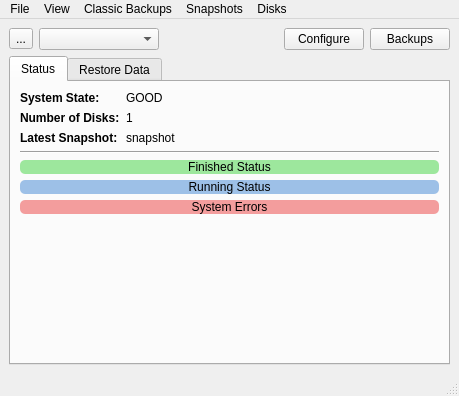
Above: lp-gui/LPMain.ui from pcbsd/pcbsd-projects before the change. Below: the same form after it.
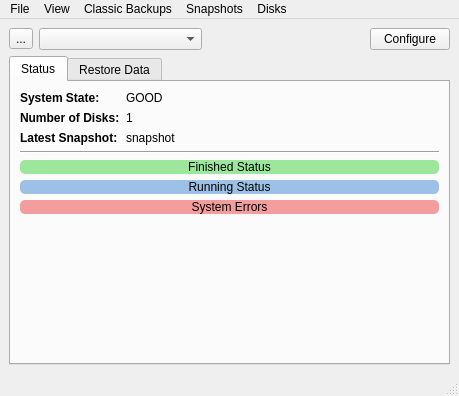
That is the form after the change. Icons and pictures are not drawn.

Commit message: Get the configuration UI plugged into the new main UI. Pretty much everything is done now. Just need to test and make minor improvements as necessary.

What changed in the file:
```diff
--- a/lp-gui/LPMain.ui
+++ b/lp-gui/LPMain.ui
@@ -75,20 +75,6 @@
         </property>
        </widget>
       </item>
-      <item>
-       <widget class="QPushButton" name="push_configBackups">
-        <property name="statusTip">
-         <string>Configure off-disk data backup solutions</string>
-        </property>
-        <property name="text">
-         <string>Backups</string>
-        </property>
-        <property name="icon">
-         <iconset resource="lPreserve.qrc">
-          <normaloff>:/images/drive-removable-media.png</normaloff>:/images/drive-removable-media.png</iconset>
-        </property>
-       </widget>
-      </item>
      </layout>
     </item>
     <item>
```
Left out of the diff: 17 changed lines with no effect on the pictures. The commit also changes 2 other files.
